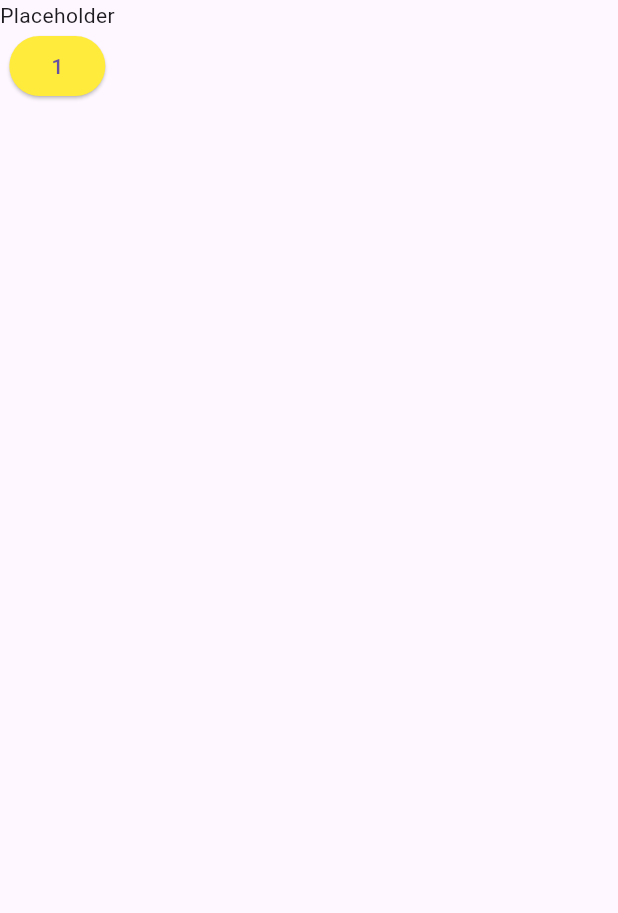
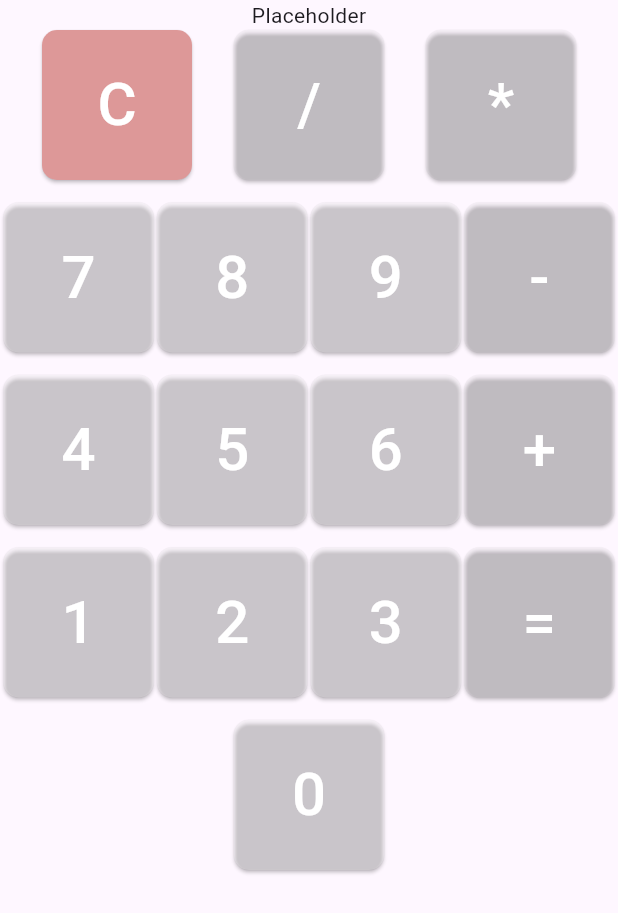
Before and after one commit to mikhailova-klavdia/flutter-practice, a Flutter app: the screen it shows after launch, on a phone screen of 412 x 824 dp. Shown: the top 913 px of the screen. Run offline on Flutter 3.47's test engine with Material 3 defaults, Android fonts, the phone set to English and light mode, and no system bars.

Commit message:
button creation

```diff
--- a/lib/main.dart
+++ b/lib/main.dart
@@ -31,7 +31,47 @@ class _CalculatorState extends State<Calculator> {
       body: Column(
         children: [
           Text("Placeholder"),
-          createButton("1", Colors.yellow)
+          Row(
+            mainAxisAlignment: MainAxisAlignment.spaceEvenly,
+            children: [
+              createButton("C", const Color.fromARGB(255, 221, 152, 152)),
+              createButton("/", Colors.white10),
+              createButton("*", Colors.white10)
+            ],
+          ),
+          // for space between rows
+          SizedBox(height: 15),
+          Row(
+            mainAxisAlignment: MainAxisAlignment.spaceEvenly,
+            children: [
+              createButton("7", Colors.white24),
+              createButton("8", Colors.white24),
+              createButton("9", Colors.white24),
+              createButton("-", Colors.white10)
+            ],
+          ),
+          SizedBox(height: 15),
+          Row(
+            mainAxisAlignment: MainAxisAlignment.spaceEvenly,
+            children: [
+              createButton("4", Colors.white24),
+              createButton("5", Colors.white24),
+              createButton("6", Colors.white24),
+              createButton("+", Colors.white10)
+            ],
+          ),
+          SizedBox(height: 15),
+          Row(
+            mainAxisAlignment: MainAxisAlignment.spaceEvenly,
+            children: [
+              createButton("1", Colors.white24),
+              createButton("2", Colors.white24),
+              createButton("3", Colors.white24),
+              createButton("=", Colors.white10)
+            ],
+          ),
+          SizedBox(height: 15),
+          createButton("0", Colors.white24)
         ],
       ),
     );
@@ -39,11 +79,20 @@ class _CalculatorState extends State<Calculator> {
 }
 
 Widget createButton(String buttonText, Color colour) {
-  return ElevatedButton(
-      style: ElevatedButton.styleFrom(backgroundColor: colour),
-      onPressed: () {
-        print(buttonText);
-      },
-      child: Text(buttonText)
-    );
+  return SizedBox(
+    width: 100.0,
+    height: 100.0,
+    child: ElevatedButton(
+        style: ElevatedButton.styleFrom(
+          backgroundColor: colour,
+          shape: RoundedRectangleBorder(
+            borderRadius: BorderRadius.all(Radius.circular(10)),
+          ),
+          ),
+        onPressed: () {
+          print(buttonText);
+        },
+        child: Text(buttonText, style: TextStyle(fontSize: 40, color: Colors.white),)
+      ),
+  );
 }
```
